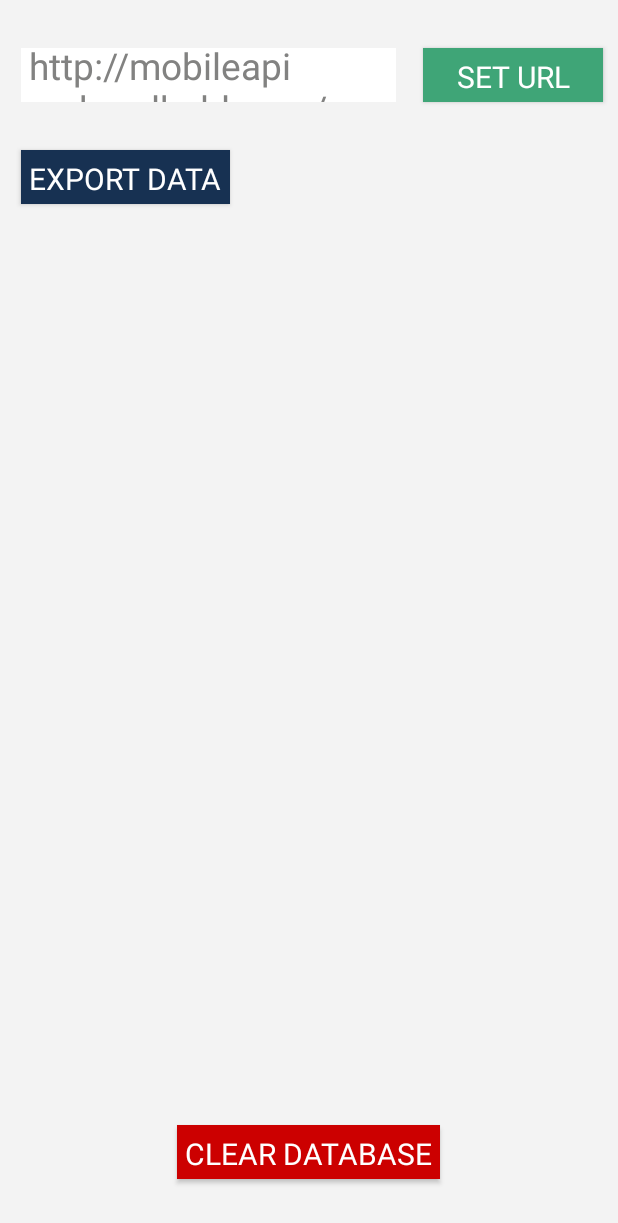
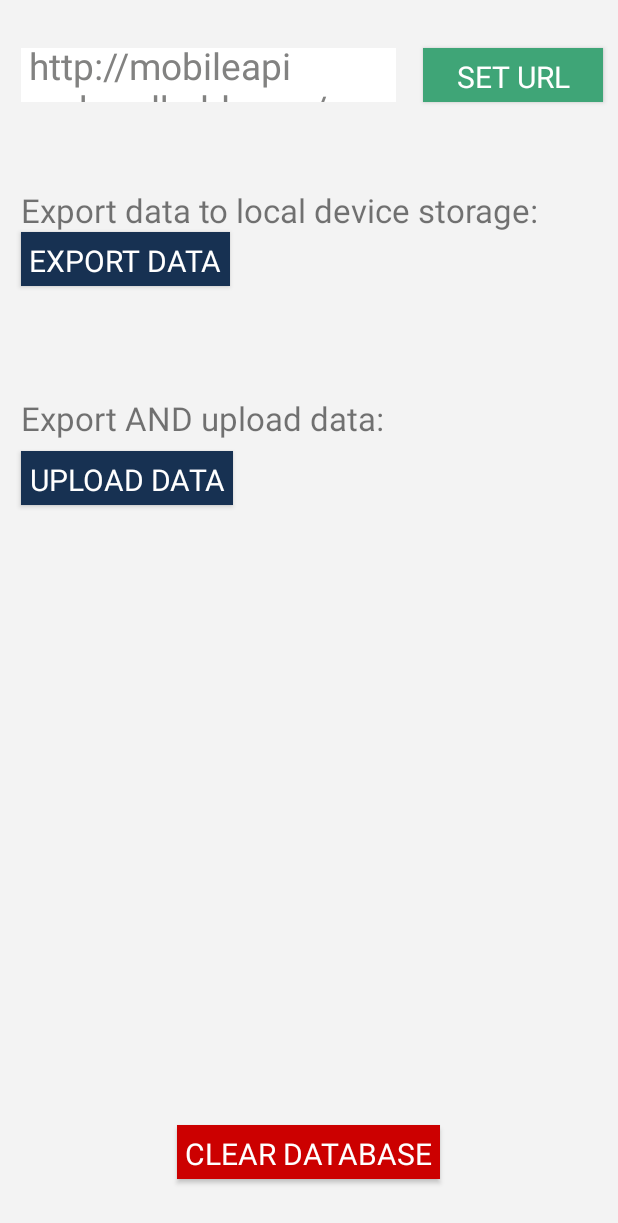
Before and after one commit to gilbertgit/CPHMobileRec, an Android app: the AdminActivity screen opened directly, with no data from a screen before it, on a phone screen of 412 x 824 dp. Shown: the top 1223 px of the screen. Run offline under Robolectric (Android 15) with nearby library versions, the phone set to English and light mode, and no system bars; 1 statement that could not run was skipped.

Commit message:
FTP Upload

```diff
--- a/app/build.gradle
+++ b/app/build.gradle
@@ -18,7 +18,7 @@ android {
     buildTypes {
         release {
             minifyEnabled false
-            proguardFiles getDefaultProguardFile('proguard-android.txt'), 'proguard-rules.pro'
+            proguardFiles getDefaultProguardFile('proguard-android-optimize.txt'), 'proguard-rules.pro'
         }
     }
 }
--- a/app/src/main/java/com/cphandheld/cphmobilerec/AdminActivity.java
+++ b/app/src/main/java/com/cphandheld/cphmobilerec/AdminActivity.java
@@ -7,7 +7,10 @@ import android.content.Context;
 import android.content.DialogInterface;
 import android.content.Intent;
 import android.content.SharedPreferences;
+import android.os.AsyncTask;
 import android.os.Bundle;
+import android.os.StrictMode;
+import android.util.Log;
 import android.view.Gravity;
 import android.view.View;
 import android.view.inputmethod.InputMethodManager;
@@ -15,7 +18,19 @@ import android.widget.Button;
 import android.widget.EditText;
 import android.widget.Toast;
 
+import com.google.gson.Gson;
+
+import org.json.JSONException;
+import org.json.JSONObject;
+
 import java.io.File;
+import java.io.IOException;
+import java.io.InputStreamReader;
+import java.io.OutputStreamWriter;
+import java.net.HttpURLConnection;
+import java.net.URL;
+import java.util.ArrayList;
+
 import it.sauronsoftware.ftp4j.FTPClient;
 import it.sauronsoftware.ftp4j.FTPDataTransferListener;
 
@@ -28,17 +43,21 @@ public class AdminActivity extends Activity {
     Button buttonSetUrl;
     Button buttonExportData;
     Button buttonClearDB;
+    Button buttonUploadData;
 
     DBHelper dbHelper;
 
-    static final String FTP_HOST= "50.63.92.56";
-    static final String FTP_USER = "XXXXXX";
-    static final String FTP_PASS  ="XXXXXXX";
+    static final String FTP_HOST= "ftp.cphandheld.com";
+    static final String FTP_USER = "scannerftp";
+    static final String FTP_PASS  ="7ygvfr4*";
 
     @Override
     public void onCreate(Bundle savedInstanceState) {
         super.onCreate(savedInstanceState);
         setContentView(R.layout.activity_admin);
+
+        StrictMode.ThreadPolicy policy = new StrictMode.ThreadPolicy.Builder().permitAll().build();
+        StrictMode.setThreadPolicy(policy);
 
         dbHelper = new DBHelper(AdminActivity.this);
         dbHelper.getWritableDatabase();
@@ -47,6 +66,7 @@ public class AdminActivity extends Activity {
         editTextUrl.setText(Utilities.AppURL);
         buttonSetUrl = (Button)findViewById(R.id.buttonSetUrl);
         buttonExportData = (Button)findViewById(R.id.buttonExportData);
+        buttonUploadData = (Button)findViewById(R.id.buttonUploadData);
         buttonClearDB = (Button)findViewById(R.id.buttonClearDB);
 
         ActionBar actionBar = getActionBar();
@@ -75,10 +95,27 @@ public class AdminActivity extends Activity {
                 File physicalFile = DBVehicleEntry.BackupPhysicalDBAdmin(dbHelper);
                 File rescanFile = DBRescan.BackupRescanDBAdmin(dbHelper);
 
+
+                uploadFile(physicalFile);
+                if(physicalFile !=  null && rescanFile != null)
+                    Toast.makeText(AdminActivity.this, "Successful backup", Toast.LENGTH_LONG).show();
+                else
+                    Toast.makeText(AdminActivity.this, "Backup error occurred", Toast.LENGTH_LONG).show();
+            }
+        });
+
+        buttonUploadData.setOnClickListener(new View.OnClickListener() {
+            @Override
+            public void onClick(View v) {
+                // Back it up
+                File physicalFile = DBVehicleEntry.BackupPhysicalDBAdmin(dbHelper);
+                File rescanFile = DBRescan.BackupRescanDBAdmin(dbHelper);
+
                 if(physicalFile !=  null && rescanFile != null)
                     ShowBackupDialog(physicalFile, rescanFile);
                 else
                     Toast.makeText(AdminActivity.this, "Backup error occurred", Toast.LENGTH_LONG).show();
+
             }
         });
 
@@ -90,7 +127,7 @@ public class AdminActivity extends Activity {
         });
     }
 
-    private void ShowBackupDialog(File physicalFile, File rescanFile)
+    private void ShowBackupDialog(final File physicalFile, final File rescanFile)
     {
        new AlertDialog.Builder(this)
             .setTitle("Backup Complete!")
@@ -100,9 +137,8 @@ public class AdminActivity extends Activity {
                .setPositiveButton(android.R.string.yes, new DialogInterface.OnClickListener() {
 
                    public void onClick(DialogInterface dialog, int whichButton) {
-
-
-
+                       uploadFile(physicalFile);
+                       uploadFile(rescanFile);
                    }})
                .setNegativeButton(android.R.string.no, null).show();
     }
@@ -145,10 +181,9 @@ public class AdminActivity extends Activity {
 
         try {
 
-            client.connect(FTP_HOST,21);
+            client.connect(FTP_HOST);
             client.login(FTP_USER, FTP_PASS);
-            client.setType(FTPClient.TYPE_BINARY);
-            //client.changeDirectory("/upload/");
+            //client.setType(FTPClient.TYPE_BINARY);
 
             client.upload(fileName, new MyTransferListener());
 
--- a/app/src/main/java/com/cphandheld/cphmobilerec/DBHelper.java
+++ b/app/src/main/java/com/cphandheld/cphmobilerec/DBHelper.java
@@ -47,7 +47,7 @@ public class DBHelper extends SQLiteOpenHelper {
 
     public DBHelper(Context context)
     {
-        super(context, DATABASE_NAME, null, 2);
+        super(context, DATABASE_NAME, null, 3);
         this.dbHelper = this;
         this.sqdb = dbHelper.getWritableDatabase();
     }
@@ -69,6 +69,7 @@ public class DBHelper extends SQLiteOpenHelper {
         db.execSQL("DROP TABLE IF EXISTS " + VEHICLE_ENTRY_TABLE_NAME);
         db.execSQL("DROP TABLE IF EXISTS " + DEALERSHIPS_TABLE_NAME);
         db.execSQL("DROP TABLE IF EXISTS " + RESCAN_TABLE_NAME);
+        db.execSQL("DROP TABLE IF EXISTS " + DEALERSHIPS_SELECTED_TABLE_NAME);
         onCreate(db);
     }
 
--- a/app/src/main/res/layout/activity_admin.xml
+++ b/app/src/main/res/layout/activity_admin.xml
@@ -33,21 +33,6 @@
         android:layout_alignParentEnd="true"/>
 
     <Button
-        android:id="@+id/buttonExportData"
-        android:layout_width="wrap_content"
-        android:layout_height="36dp"
-        android:padding="5dp"
-        android:fontFamily="Lato Regular"
-        android:background="@color/colorLoginOrgText"
-        android:textColor="@android:color/white"
-        android:text="EXPORT DATA"
-        android:textSize="20sp"
-        android:layout_marginRight="10dp"
-        android:layout_marginTop="32dp"
-        android:layout_below="@+id/editTextUrl"
-        android:layout_alignStart="@+id/editTextUrl"/>
-
-    <Button
         android:id="@+id/buttonClearDB"
         android:layout_width="wrap_content"
         android:layout_height="36dp"
@@ -62,4 +47,53 @@
         android:layout_alignParentBottom="true"
         android:layout_centerHorizontal="true"/>
 
+    <Button
+        android:id="@+id/buttonUploadData"
+        android:layout_width="wrap_content"
+        android:layout_height="36dp"
+        android:padding="5dp"
+        android:fontFamily="Lato Regular"
+        android:background="@color/colorLoginOrgText"
+        android:textColor="@android:color/white"
+        android:text="UPLOAD DATA"
+        android:textSize="20sp"
+        android:layout_marginRight="10dp"
+        android:layout_marginTop="110dp"
+        android:layout_below="@+id/buttonExportData"
+        android:layout_alignStart="@+id/buttonExportData"/>
+
+    <TextView
+        android:text="Export data to local device storage:"
+        android:layout_width="wrap_content"
+        android:layout_height="wrap_content"
+        android:id="@+id/textView4"
+        android:textSize="22sp"
+        android:layout_marginTop="57dp"
+        android:layout_below="@+id/editTextUrl"
+        android:layout_alignStart="@+id/editTextUrl"/>
+
+    <TextView
+        android:text="Export AND upload data:"
+        android:layout_width="wrap_content"
+        android:layout_height="wrap_content"
+        android:id="@+id/textView6"
+        android:textSize="22sp"
+        android:layout_alignBottom="@+id/buttonUploadData"
+        android:layout_alignStart="@+id/buttonUploadData"
+        android:layout_marginBottom="43dp"/>
+
+    <Button
+        android:id="@+id/buttonExportData"
+        android:layout_width="wrap_content"
+        android:layout_height="36dp"
+        android:padding="5dp"
+        android:fontFamily="Lato Regular"
+        android:background="@color/colorLoginOrgText"
+        android:textColor="@android:color/white"
+        android:text="EXPORT DATA"
+        android:textSize="20sp"
+        android:layout_marginRight="10dp"
+        android:layout_below="@+id/textView4"
+        android:layout_alignStart="@+id/textView4"/>
+
 </RelativeLayout>
```
Also changed, not shown: 1 other file.
